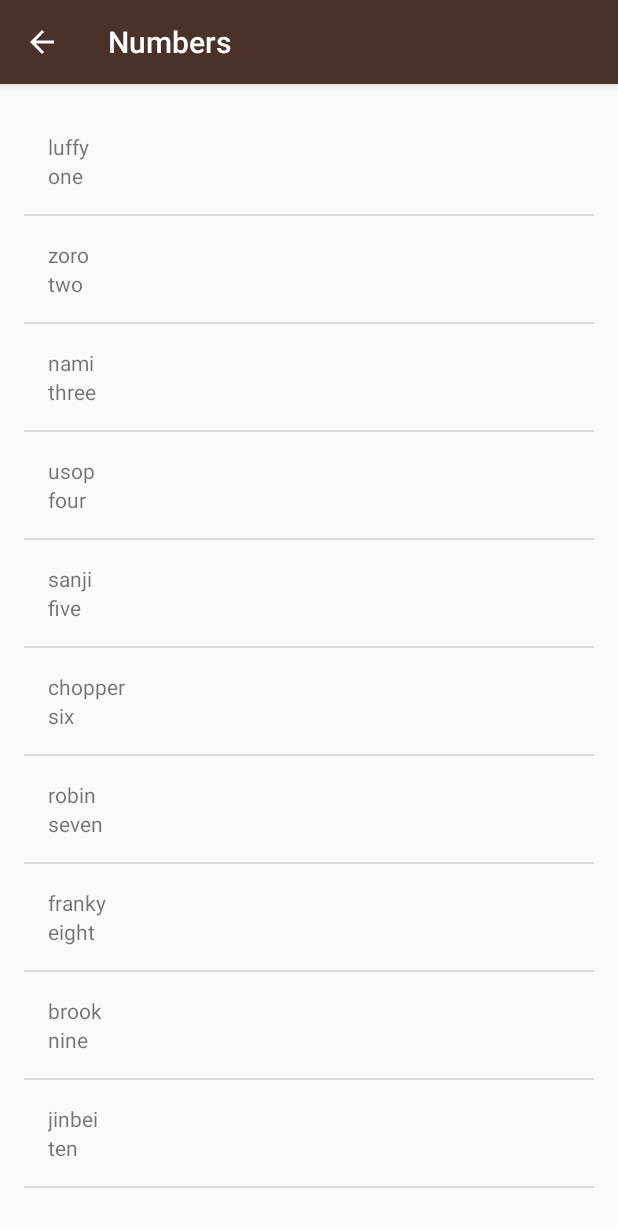
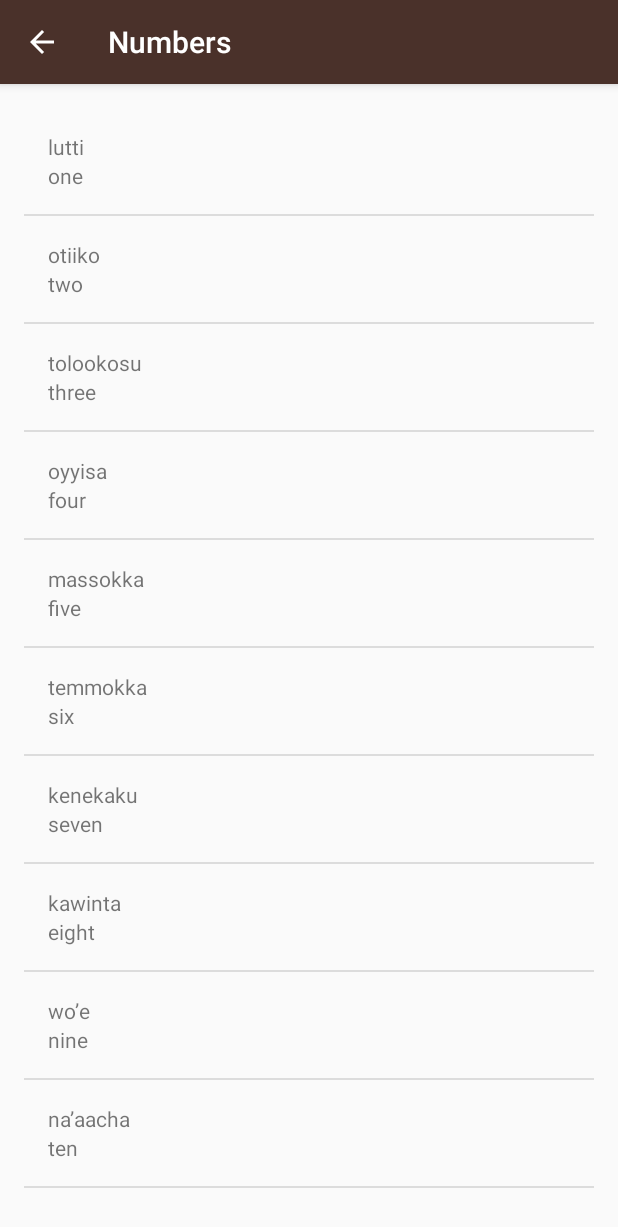
Before and after one commit to dhimasanb/miwok, an Android app: the NumbersActivity screen opened directly, with no data from a screen before it, on a phone screen of 412 x 824 dp. Shown: the top 1227 px of the screen. Run offline under Robolectric (Android 15) with nearby library versions, the phone set to English and light mode, and no system bars.

Commit message:
Change words to miwok words

```diff
--- a/app/src/main/java/com/example/android/miwok/NumbersActivity.java
+++ b/app/src/main/java/com/example/android/miwok/NumbersActivity.java
@@ -32,16 +32,16 @@ public class NumbersActivity extends AppCompatActivity {
         ArrayList<Word> words = new ArrayList<Word>();
 
         //words.add("one");
-        words.add(new Word("one", "luffy"));
-        words.add(new Word("two", "zoro"));
-        words.add(new Word("three", "nami"));
-        words.add(new Word("four", "usop"));
-        words.add(new Word("five", "sanji"));
-        words.add(new Word("six", "chopper"));
-        words.add(new Word("seven", "robin"));
-        words.add(new Word("eight", "franky"));
-        words.add(new Word("nine", "brook"));
-        words.add(new Word("ten", "jinbei"));
+        words.add(new Word("one", "lutti"));
+        words.add(new Word("two", "otiiko"));
+        words.add(new Word("three", "tolookosu"));
+        words.add(new Word("four", "oyyisa"));
+        words.add(new Word("five", "massokka"));
+        words.add(new Word("six", "temmokka"));
+        words.add(new Word("seven", "kenekaku"));
+        words.add(new Word("eight", "kawinta"));
+        words.add(new Word("nine", "wo’e"));
+        words.add(new Word("ten", "na’aacha"));
 
         // Create an {@link ArrayAdapter}, whose data source is a list of Strings. The
         // adapter knows how to create layouts for each item in the list, using the
```
